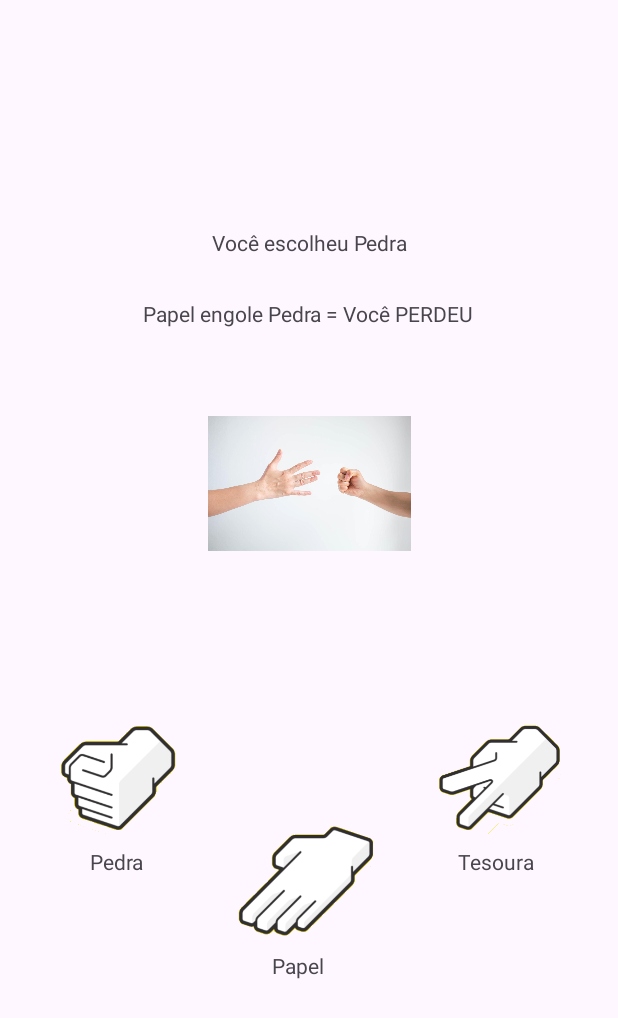
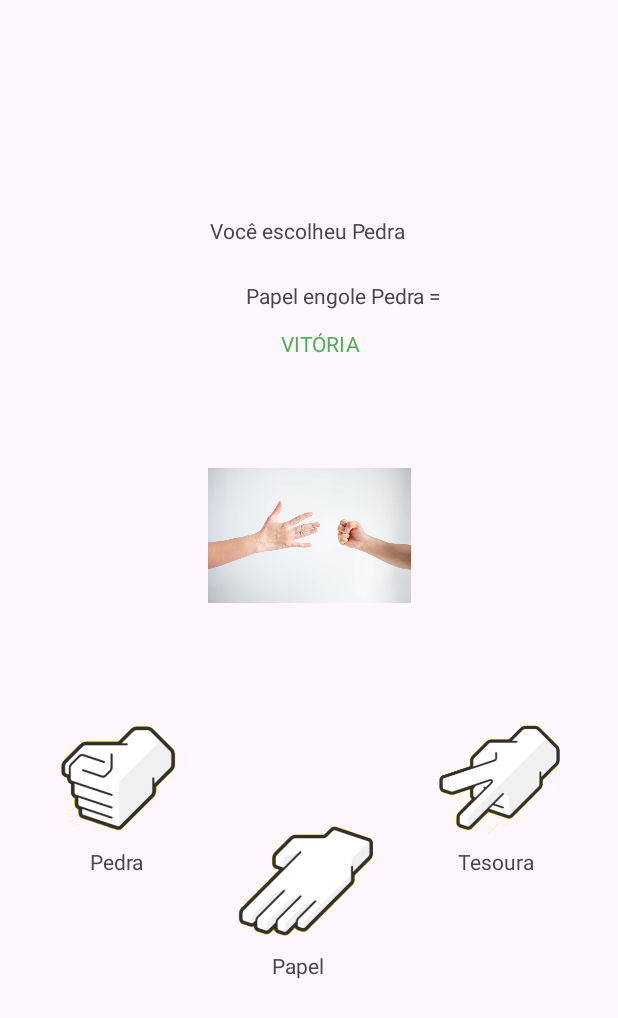
Before and after one commit to tomeki0/Pedra-Papel-Tesoura, an Android app: the screen it shows after launch (MainActivity), after a tap on an icon or button, on a phone screen of 412 x 824 dp. Shown: the top 1018 px of the screen. Run offline under Robolectric (Android 15) with nearby library versions, the phone set to English and light mode, and no system bars; 2 other taps on this screen came first.

Commit message:
tentando colocar texto de resultado com cor

```diff
--- a/app/src/main/java/com/guilima/pedra_papel_tesoura/MainActivity.java
+++ b/app/src/main/java/com/guilima/pedra_papel_tesoura/MainActivity.java
@@ -1,10 +1,8 @@
 package com.guilima.pedra_papel_tesoura;
 
+import android.graphics.Color;
 import android.os.Bundle;
 import android.view.View;
-import android.view.animation.Animation;
-import android.view.animation.LinearInterpolator;
-import android.view.animation.RotateAnimation;
 import android.widget.ImageView;
 import android.widget.TextView;
 
@@ -19,6 +17,7 @@ import java.util.Random;
 public class MainActivity extends AppCompatActivity {
 
     TextView txtResultado;
+    TextView txtCombinacao;
     TextView txtJogada;
     ImageView btnPedra;
     ImageView btnPapel;
@@ -37,13 +36,36 @@ public class MainActivity extends AppCompatActivity {
             return insets;
         });
 
+
         txtResultado = findViewById(R.id.txtResultado);
+        txtCombinacao = findViewById(R.id.txtCombinacao);
         txtJogada = findViewById(R.id.txtJogada);
         btnPedra = findViewById(R.id.imgPedra);
         btnPapel = findViewById(R.id.imgPapel);
         btnTesoura = findViewById(R.id.imgTesoura);
         imgResult = findViewById(R.id.imgResult);
     }
+
+    void imprimeVitoria(TextView view) {
+
+        view.setText("VITÓRIA");
+        view.setTextColor(Color.parseColor(getString(R.string.green_victory)));
+
+    }
+
+    void imprimeDerrota(TextView view) {
+
+        view.setText("DERROTA");
+        view.setTextColor(Color.parseColor(getString(R.string.red_defeat)));
+
+    }
+    void imprimeEmpate(TextView view) {
+
+        view.setText("EMPATE");
+        view.setTextColor(Color.parseColor("#FFFFFF"));
+    }
+
+
 
     public void cliqueBtnPedra(View view) {
         txtJogada.setText("Você escolheu Pedra");
@@ -53,18 +75,31 @@ public class MainActivity extends AppCompatActivity {
         girar.setInterpolator(new LinearInterpolator()); */
 
         if (resultado.equals("Pedra")) {
-            txtResultado.setText("Pedra com Pedra = EMPATE");
+
+            txtCombinacao.setText("Pedra com Pedra = ");
+            txtCombinacao.setVisibility(View.VISIBLE);
+
+            imprimeEmpate(txtResultado);
+
             imgResult.setImageDrawable(getResources().getDrawable(R.drawable.img_pedra_pedra));
             imgResult.setVisibility(View.VISIBLE);
             //imgResult.startAnimation(girar);
 
         } else if (resultado.equals("Papel")) {
-            txtResultado.setText("Papel engole Pedra = Você PERDEU");
+            txtCombinacao.setText("Papel engole Pedra = ");
+            txtCombinacao.setVisibility(View.VISIBLE);
+
+            imprimeVitoria(txtResultado);
+
             imgResult.setImageDrawable(getResources().getDrawable(R.drawable.img_papel_pedra));
             imgResult.setVisibility(View.VISIBLE);
 
         } else if (resultado.equals("Tesoura")) {
-            txtResultado.setText("Pedra quebra Tesoura = Você GANHOU");
+            txtCombinacao.setText("Pedra quebra Tesoura = ");
+            txtCombinacao.setVisibility(View.VISIBLE);
+
+            imprimeDerrota(txtResultado);
+
             imgResult.setImageDrawable(getResources().getDrawable(R.drawable.img_pedra_tesoura));
             imgResult.setVisibility(View.VISIBLE);
         }
@@ -75,17 +110,29 @@ public class MainActivity extends AppCompatActivity {
         String resultado = fazerJogada();
 
         if (resultado.equals("Pedra")) {
-            txtResultado.setText("Papel engole Pedra = Você ganhou");
+            txtCombinacao.setText("Papel engole Pedra = ");
+            txtCombinacao.setVisibility(View.VISIBLE);
+
+            imprimeVitoria(txtResultado);
+
             imgResult.setImageDrawable(getResources().getDrawable(R.drawable.img_papel_pedra));
             imgResult.setVisibility(View.VISIBLE);
 
         } else if (resultado.equals("Papel")) {
-            txtResultado.setText("Papel com Papel = Empate");
+            txtCombinacao.setText("Papel com Papel = ");
+            txtCombinacao.setVisibility(View.VISIBLE);
+
+            imprimeEmpate(txtResultado);
+
             imgResult.setImageDrawable(getResources().getDrawable(R.drawable.img_papel_papel));
             imgResult.setVisibility(View.VISIBLE);
 
         } else if (resultado.equals("Tesoura")) {
-            txtResultado.setText("Tesoura corta Papel = Você perdeu");
+            txtCombinacao.setText("Tesoura corta Papel = ");
+            txtCombinacao.setVisibility(View.VISIBLE);
+
+            imprimeDerrota(txtResultado);
+
             imgResult.setImageDrawable(getResources().getDrawable(R.drawable.img_tesoura_corta_papel));
             imgResult.setVisibility(View.VISIBLE);
         }
@@ -96,23 +143,27 @@ public class MainActivity extends AppCompatActivity {
         String resultado = fazerJogada();
 
         if (resultado.equals("Pedra")) {
-            txtResultado.setText("Pedra quebra Tesoura = Você perdeu");
+            txtCombinacao.setText("Pedra quebra Tesoura = Você perdeu");
             imgResult.setImageDrawable(getResources().getDrawable(R.drawable.img_pedra_tesoura));
             imgResult.setVisibility(View.VISIBLE);
 
         } else if (resultado.equals("Papel")) {
-            txtResultado.setText("Tesoura corta Papel = Você ganhou");
+            txtCombinacao.setText("Tesoura corta Papel = Você ganhou");
             imgResult.setImageDrawable(getResources().getDrawable(R.drawable.img_tesoura_corta_papel));
             imgResult.setVisibility(View.VISIBLE);
 
         } else if (resultado.equals("Tesoura")) {
-            txtResultado.setText("Tesoura com Tesoura = Empate");
+            txtCombinacao.setText("Tesoura com Tesoura ");
+            txtCombinacao.setTextColor(Color.parseColor("#FFFFFF"));
             imgResult.setImageDrawable(getResources().getDrawable(R.drawable.img_tesoura_tesoura));
             imgResult.setVisibility(View.VISIBLE);
         }
 
     }
     public String fazerJogada() {
+
+        imgResult.setVisibility(View.INVISIBLE);
+
         Random random = new Random();
         int numero = random.nextInt(3);
         String resultadoSorteio = "";
--- a/app/src/main/res/layout/activity_main.xml
+++ b/app/src/main/res/layout/activity_main.xml
@@ -11,10 +11,11 @@
         android:id="@+id/txtJogada"
         android:layout_width="wrap_content"
         android:layout_height="wrap_content"
-        android:layout_marginTop="152dp"
+        android:layout_marginTop="144dp"
         android:text="@string/txt_field_explain"
         android:textAlignment="center"
         app:layout_constraintEnd_toEndOf="parent"
+        app:layout_constraintHorizontal_bias="0.497"
         app:layout_constraintStart_toStartOf="parent"
         app:layout_constraintTop_toTopOf="parent" />
 
@@ -22,10 +23,20 @@
         android:id="@+id/txtResultado"
         android:layout_width="wrap_content"
         android:layout_height="wrap_content"
-        android:layout_marginTop="28dp"
+        android:layout_marginTop="56dp"
+        android:layout_marginEnd="172dp"
         android:text="@string/txt_field_result"
         app:layout_constraintEnd_toEndOf="parent"
-        app:layout_constraintHorizontal_bias="0.498"
+        app:layout_constraintTop_toBottomOf="@+id/txtJogada" />
+
+    <TextView
+        android:id="@+id/txtCombinacao"
+        android:layout_width="wrap_content"
+        android:layout_height="wrap_content"
+        android:layout_marginStart="164dp"
+        android:layout_marginTop="24dp"
+        android:text="@string/txt_field_combs"
+        android:visibility="invisible"
         app:layout_constraintStart_toStartOf="parent"
         app:layout_constraintTop_toBottomOf="@+id/txtJogada" />
 
@@ -112,7 +123,7 @@
         app:layout_constraintEnd_toEndOf="parent"
         app:layout_constraintStart_toStartOf="parent"
         app:layout_constraintTop_toTopOf="parent"
-        app:layout_constraintVertical_bias="0.376"
+        app:layout_constraintVertical_bias="0.424"
         tools:srcCompat="@tools:sample/backgrounds/scenic" />
 
 </androidx.constraintlayout.widget.ConstraintLayout>
--- a/app/src/main/res/values/colors.xml
+++ b/app/src/main/res/values/colors.xml
@@ -2,4 +2,6 @@
 <resources>
     <color name="black">#FF000000</color>
     <color name="white">#FFFFFFFF</color>
+    <string name="green_victory">#4CAF50</string>
+    <string name="red_defeat">#AFF45448</string>
 </resources>
--- a/app/src/main/res/values/strings.xml
+++ b/app/src/main/res/values/strings.xml
@@ -5,4 +5,5 @@
     <string name="btn_txt_PEDRA">Pedra</string>
     <string name="btn_txt_TESOURA">Tesoura</string>
     <string name="btn_txt_PAPEL">Papel</string>
+    <string name="txt_field_combs">Combinacao:</string>
 </resources>
```
